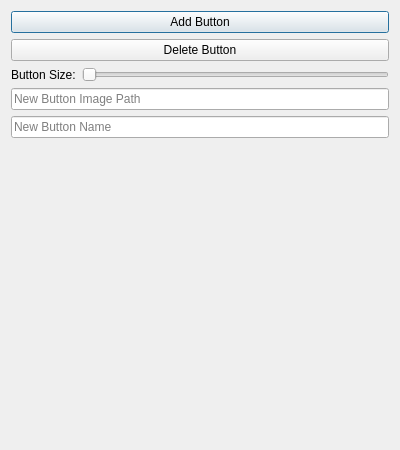
Qt form RetroArchOverlayEditor/overlayfunctions.ui (meepingsnesroms/RetroArchOverlayEditor) before a commit.
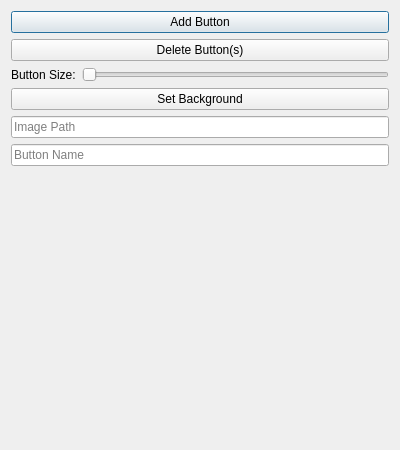
The same form after that commit.

Commit message: Can now set the background

```diff
--- a/RetroArchOverlayEditor/overlayfunctions.ui
+++ b/RetroArchOverlayEditor/overlayfunctions.ui
@@ -24,7 +24,7 @@
    <item>
     <widget class="QPushButton" name="deleteButton">
      <property name="text">
-      <string>Delete Button</string>
+      <string>Delete Button(s)</string>
      </property>
     </widget>
    </item>
@@ -47,12 +47,19 @@
     </layout>
    </item>
    <item>
-    <widget class="QLineEdit" name="newButtonImagePath">
+    <widget class="QPushButton" name="setBackground">
      <property name="text">
+      <string>Set Background</string>
+     </property>
+    </widget>
+   </item>
+   <item>
+    <widget class="QLineEdit" name="imagePath">
+     <property name="text">
       <string/>
      </property>
      <property name="placeholderText">
-      <string>New Button Image Path</string>
+      <string>Image Path</string>
      </property>
     </widget>
    </item>
@@ -62,7 +69,7 @@
       <string/>
      </property>
      <property name="placeholderText">
-      <string>New Button Name</string>
+      <string>Button Name</string>
      </property>
     </widget>
    </item>
```
Left out of the diff: 2 changed lines with no effect on the pictures. The commit also changes 4 other files.
